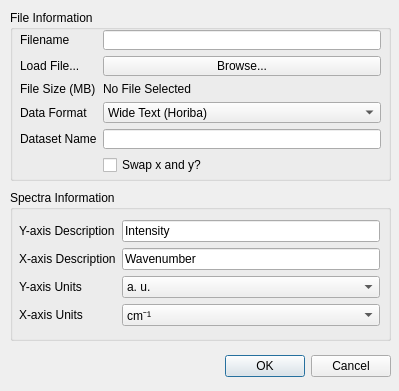
First picture: the form in loaddataset.ui, repository VespucciProject/Vespucci, before the edit.
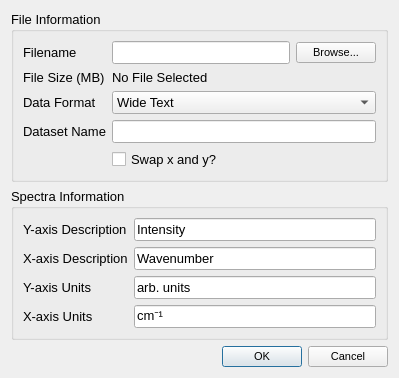
Second picture: the form after the edit.

```diff
--- a/loaddataset.ui
+++ b/loaddataset.ui
@@ -7,158 +7,24 @@
     <x>0</x>
     <y>0</y>
     <width>399</width>
-    <height>391</height>
+    <height>361</height>
    </rect>
   </property>
+  <property name="font">
+   <font>
+    <pointsize>10</pointsize>
+   </font>
+  </property>
   <property name="windowTitle">
    <string>Load Dataset</string>
   </property>
-  <widget class="QDialogButtonBox" name="buttonBox">
-   <property name="geometry">
-    <rect>
-     <x>50</x>
-     <y>350</y>
-     <width>341</width>
-     <height>32</height>
-    </rect>
-   </property>
-   <property name="orientation">
-    <enum>Qt::Horizontal</enum>
-   </property>
-   <property name="standardButtons">
-    <set>QDialogButtonBox::Cancel|QDialogButtonBox::Ok</set>
-   </property>
-  </widget>
-  <widget class="QGroupBox" name="groupBox">
-   <property name="geometry">
-    <rect>
-     <x>10</x>
-     <y>190</y>
-     <width>381</width>
-     <height>151</height>
-    </rect>
-   </property>
-   <property name="title">
-    <string>Spectra Information</string>
-   </property>
-   <widget class="QWidget" name="formLayoutWidget_2">
-    <property name="geometry">
-     <rect>
-      <x>9</x>
-      <y>30</y>
-      <width>361</width>
-      <height>111</height>
-     </rect>
-    </property>
-    <layout class="QFormLayout" name="formLayout_2">
-     <item row="0" column="0">
-      <widget class="QLabel" name="label_6">
-       <property name="text">
-        <string>Y-axis Description</string>
-       </property>
-      </widget>
-     </item>
-     <item row="1" column="0">
-      <widget class="QLabel" name="label_7">
-       <property name="text">
-        <string>X-axis Description</string>
-       </property>
-      </widget>
-     </item>
-     <item row="2" column="0">
-      <widget class="QLabel" name="label_8">
-       <property name="text">
-        <string>Y-axis Units</string>
-       </property>
-      </widget>
-     </item>
-     <item row="3" column="0">
-      <widget class="QLabel" name="label_9">
-       <property name="text">
-        <string>X-axis Units</string>
-       </property>
-      </widget>
-     </item>
-     <item row="0" column="1">
-      <widget class="QLineEdit" name="yDescription">
-       <property name="text">
-        <string>Intensity</string>
-       </property>
-      </widget>
-     </item>
-     <item row="1" column="1">
-      <widget class="QLineEdit" name="xDescription">
-       <property name="text">
-        <string>Wavenumber</string>
-       </property>
-      </widget>
-     </item>
-     <item row="2" column="1">
-      <widget class="QComboBox" name="yUnits">
+  <layout class="QVBoxLayout" name="verticalLayout">
        <item>
-        <property name="text">
-         <string>a. u.</string>
-        </property>
-       </item>
-       <item>
-        <property name="text">
-         <string>arb. units</string>
-        </property>
-       </item>
-       <item>
-        <property name="text">
-         <string/>
-        </property>
-       </item>
-      </widget>
-     </item>
-     <item row="3" column="1">
-      <widget class="QComboBox" name="xUnits">
-       <item>
-        <property name="text">
-         <string>cm⁻¹</string>
-        </property>
-       </item>
-       <item>
-        <property name="text">
-         <string>nm</string>
-        </property>
-       </item>
-       <item>
-        <property name="text">
-         <string>Å</string>
-        </property>
-       </item>
-      </widget>
-     </item>
-    </layout>
-   </widget>
-  </widget>
   <widget class="QGroupBox" name="groupBox_2">
-   <property name="geometry">
-    <rect>
-     <x>10</x>
-     <y>10</y>
-     <width>381</width>
-     <height>171</height>
-    </rect>
-   </property>
    <property name="title">
     <string>File Information</string>
    </property>
-   <widget class="QWidget" name="formLayoutWidget_3">
-    <property name="geometry">
-     <rect>
-      <x>10</x>
-      <y>20</y>
-      <width>361</width>
-      <height>145</height>
-     </rect>
-    </property>
-    <layout class="QFormLayout" name="formLayout_3">
-     <property name="fieldGrowthPolicy">
-      <enum>QFormLayout::AllNonFixedFieldsGrow</enum>
-     </property>
+     <layout class="QFormLayout" name="formLayout">
      <item row="0" column="0">
       <widget class="QLabel" name="label">
        <property name="text">
@@ -167,52 +33,54 @@
       </widget>
      </item>
      <item row="0" column="1">
+       <layout class="QHBoxLayout" name="horizontalLayout">
+        <item>
       <widget class="QLineEdit" name="filenameBox">
        <property name="enabled">
         <bool>true</bool>
        </property>
       </widget>
      </item>
-     <item row="1" column="0">
-      <widget class="QLabel" name="label_2">
-       <property name="text">
-        <string>Load File...</string>
-       </property>
-      </widget>
-     </item>
-     <item row="1" column="1">
+        <item>
       <widget class="QPushButton" name="browseButton">
+          <property name="font">
+           <font>
+            <pointsize>8</pointsize>
+           </font>
+          </property>
        <property name="text">
         <string>Browse...</string>
        </property>
       </widget>
      </item>
-     <item row="2" column="0">
+       </layout>
+      </item>
+      <item row="1" column="0">
       <widget class="QLabel" name="label_4">
        <property name="text">
         <string>File Size (MB)</string>
        </property>
       </widget>
      </item>
-     <item row="2" column="1">
+      <item row="1" column="1">
       <widget class="QLabel" name="fileSize">
        <property name="text">
         <string>No File Selected</string>
        </property>
       </widget>
      </item>
-     <item row="3" column="0">
+      <item row="2" column="0">
       <widget class="QLabel" name="label_3">
        <property name="text">
         <string>Data Format</string>
        </property>
       </widget>
      </item>
-     <item row="3" column="1">
+      <item row="2" column="1">
       <widget class="QComboBox" name="dataFormatBox">
        <item>
         <property name="text">
-         <string>Wide Text (Horiba)</string>
+          <string>Wide Text</string>
         </property>
        </item>
        <item>
@@ -252,21 +120,21 @@
        </item>
       </widget>
      </item>
-     <item row="4" column="0">
+      <item row="3" column="0">
       <widget class="QLabel" name="label_5">
        <property name="text">
         <string>Dataset Name</string>
        </property>
       </widget>
      </item>
-     <item row="4" column="1">
+      <item row="3" column="1">
       <widget class="QLineEdit" name="nameBox">
        <property name="toolTip">
         <string>The dataset should have a unique name that is a valid filename on your operating system.</string>
        </property>
       </widget>
      </item>
-     <item row="5" column="1">
+      <item row="4" column="1">
       <widget class="QCheckBox" name="swapCheckBox">
        <property name="toolTip">
         <string>Depending on your settings, your data may have y in the column before x, rather than the traditional x before y.  Enabling this option will take the first column as y and second column as x.  Applies only to text files.</string>
@@ -278,7 +146,91 @@
      </item>
     </layout>
    </widget>
-  </widget>
+   </item>
+   <item>
+    <widget class="QGroupBox" name="groupBox">
+     <property name="title">
+      <string>Spectra Information</string>
+     </property>
+     <layout class="QFormLayout" name="formLayout_2">
+      <property name="fieldGrowthPolicy">
+       <enum>QFormLayout::AllNonFixedFieldsGrow</enum>
+      </property>
+      <item row="0" column="0">
+       <widget class="QLabel" name="label_6">
+        <property name="text">
+         <string>Y-axis Description</string>
+        </property>
+       </widget>
+      </item>
+      <item row="0" column="1">
+       <widget class="QLineEdit" name="yDescription">
+        <property name="text">
+         <string>Intensity</string>
+        </property>
+       </widget>
+      </item>
+      <item row="1" column="0">
+       <widget class="QLabel" name="label_7">
+        <property name="text">
+         <string>X-axis Description</string>
+        </property>
+       </widget>
+      </item>
+      <item row="1" column="1">
+       <widget class="QLineEdit" name="xDescription">
+        <property name="text">
+         <string>Wavenumber</string>
+        </property>
+       </widget>
+      </item>
+      <item row="2" column="0">
+       <widget class="QLabel" name="label_8">
+        <property name="text">
+         <string>Y-axis Units</string>
+        </property>
+       </widget>
+      </item>
+      <item row="3" column="0">
+       <widget class="QLabel" name="label_9">
+        <property name="text">
+         <string>X-axis Units</string>
+        </property>
+       </widget>
+      </item>
+      <item row="2" column="1">
+       <widget class="QLineEdit" name="yUnits">
+        <property name="text">
+         <string>arb. units</string>
+        </property>
+       </widget>
+      </item>
+      <item row="3" column="1">
+       <widget class="QLineEdit" name="xUnits">
+        <property name="text">
+         <string>cm⁻¹</string>
+        </property>
+       </widget>
+      </item>
+     </layout>
+    </widget>
+   </item>
+   <item>
+    <widget class="QDialogButtonBox" name="buttonBox">
+     <property name="font">
+      <font>
+       <pointsize>8</pointsize>
+      </font>
+     </property>
+     <property name="orientation">
+      <enum>Qt::Horizontal</enum>
+     </property>
+     <property name="standardButtons">
+      <set>QDialogButtonBox::Cancel|QDialogButtonBox::Ok</set>
+     </property>
+    </widget>
+   </item>
+  </layout>
  </widget>
  <resources/>
  <connections>
```
Left out of the diff: 29 changed lines with no effect on the pictures. Lines whose indentation alone changed are shown as unchanged.
